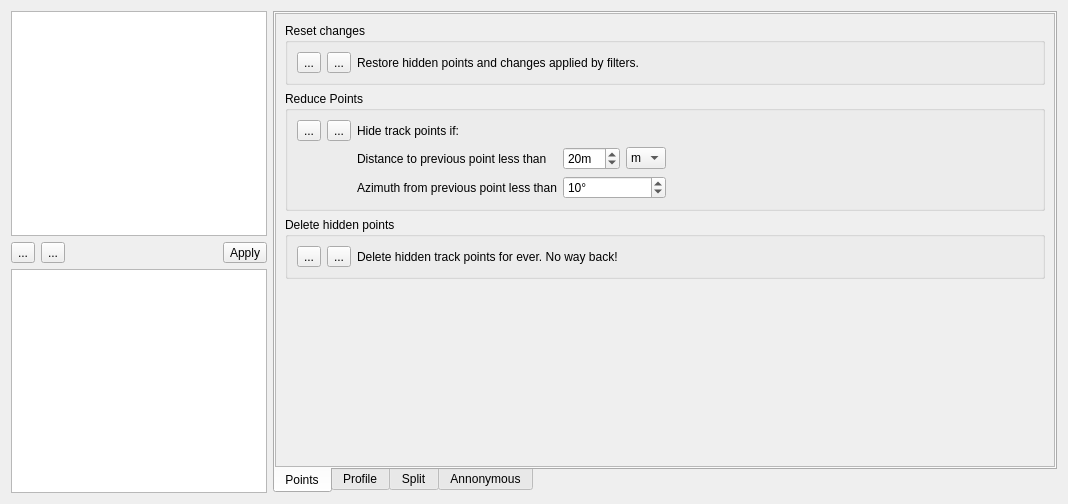
Above: src/ITrackFilterWidget.ui from ntruchsess/QLandkarteGT before the change. Below: the same form after it.
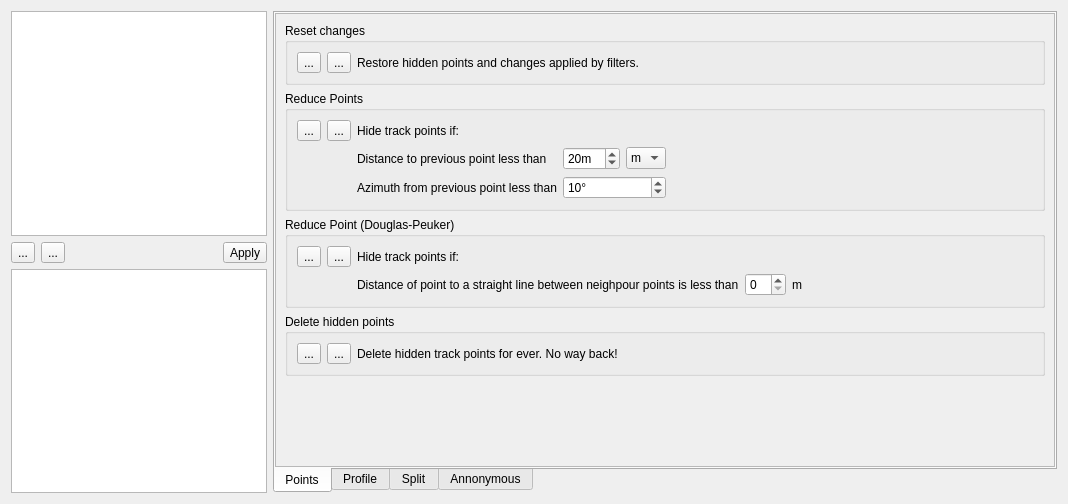
That is the form after the change. The open tabs and pages were chosen to show the change. Icons and pictures are not drawn.

Commit message: add framework for douglas peuker track filter

```diff
--- a/src/ITrackFilterWidget.ui
+++ b/src/ITrackFilterWidget.ui
@@ -315,6 +315,74 @@
              </layout>
             </widget>
            </item>
+           <item>
+            <widget class="QGroupBox" name="groupReducePoints2">
+             <property name="title">
+              <string>Reduce Point (Douglas-Peuker)</string>
+             </property>
+             <layout class="QGridLayout" name="gridLayout_10">
+              <item row="0" column="0">
+               <widget class="QToolButton" name="toolHidePoints2Now">
+                <property name="text">
+                 <string>...</string>
+                </property>
+                <property name="icon">
+                 <iconset resource="resources.qrc">
+                  <normaloff>:/icons/toolswizard.png</normaloff>:/icons/toolswizard.png</iconset>
+                </property>
+               </widget>
+              </item>
+              <item row="0" column="1">
+               <widget class="QToolButton" name="toolAddHidePoints2">
+                <property name="text">
+                 <string>...</string>
+                </property>
+                <property name="icon">
+                 <iconset resource="resources.qrc">
+                  <normaloff>:/icons/iconAdd16x16.png</normaloff>:/icons/iconAdd16x16.png</iconset>
+                </property>
+               </widget>
+              </item>
+              <item row="0" column="2">
+               <widget class="QLabel" name="label_18">
+                <property name="text">
+                 <string>Hide track points if:</string>
+                </property>
+               </widget>
+              </item>
+              <item row="1" column="2">
+               <widget class="QLabel" name="label_19">
+                <property name="sizePolicy">
+                 <sizepolicy hsizetype="Maximum" vsizetype="Preferred">
+                  <horstretch>0</horstretch>
+                  <verstretch>0</verstretch>
+                 </sizepolicy>
+                </property>
+                <property name="text">
+                 <string>Distance of point to a straight line between neighpour points is less than</string>
+                </property>
+               </widget>
+              </item>
+              <item row="1" column="3">
+               <widget class="QSpinBox" name="spinDistance2">
+                <property name="sizePolicy">
+                 <sizepolicy hsizetype="Maximum" vsizetype="Fixed">
+                  <horstretch>0</horstretch>
+                  <verstretch>0</verstretch>
+                 </sizepolicy>
+                </property>
+               </widget>
+              </item>
+              <item row="1" column="4">
+               <widget class="QLabel" name="label_20">
+                <property name="text">
+                 <string>m</string>
+                </property>
+               </widget>
+              </item>
+             </layout>
+            </widget>
+           </item>
            <item>
             <widget class="QGroupBox" name="groupDelete">
              <property name="title">
```
Left out of the diff: 10 changed lines with no effect on the pictures. The commit also changes 4 other files.
